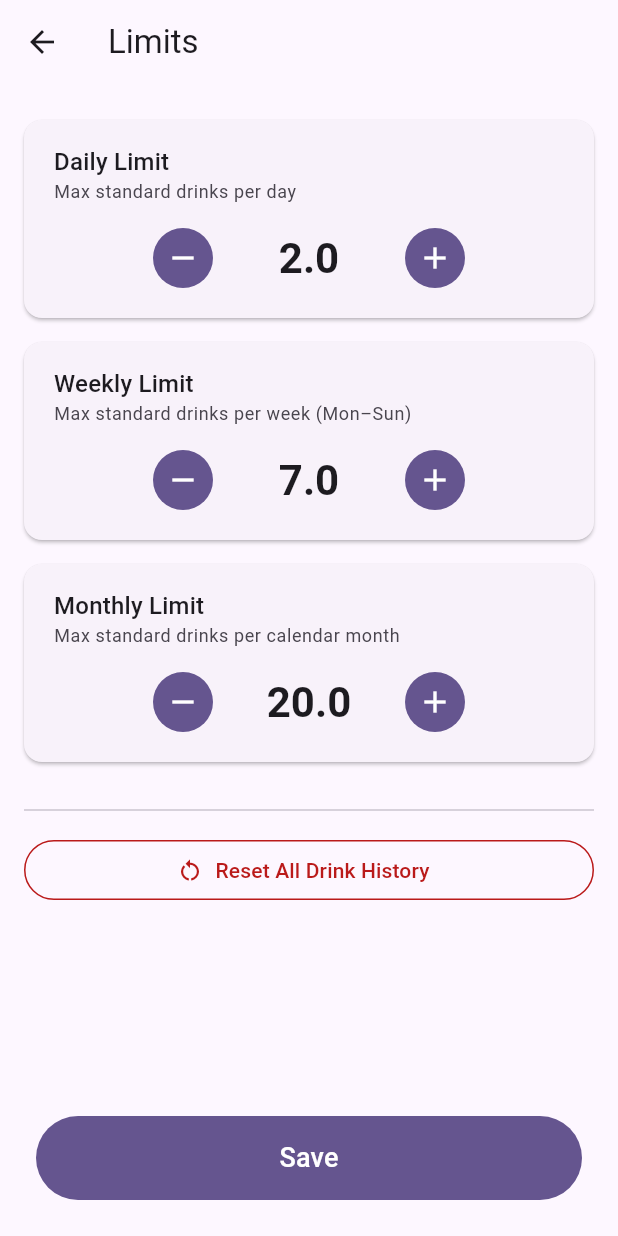
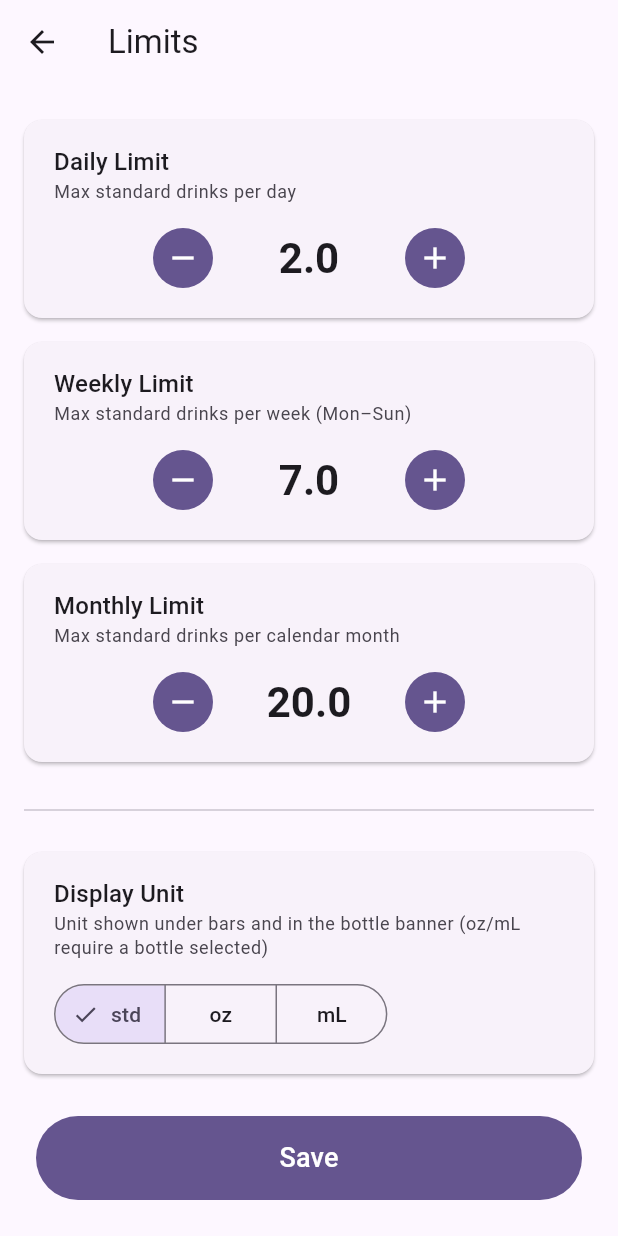
Before and after one commit to walterfarrar/AlcoholMonitor, a Flutter app: the screen it shows after launch, after a tap on the "settings" icon, on a phone screen of 412 x 824 dp. Run offline on Flutter 3.47's test engine with Material 3 defaults, Android fonts, the phone set to English and light mode, and no system bars; our stand-ins replace hive, hive_flutter; accounts and stored records are empty.

Commit message:
Add display unit preference (std drinks, fl oz, mL) with bottle-aware conversion on bars and banner
Made-with: Cursor

```diff
--- a/lib/models/consumption_settings.dart
+++ b/lib/models/consumption_settings.dart
@@ -1,6 +1,35 @@
 import 'package:hive/hive.dart';
 
 part 'consumption_settings.g.dart';
+
+/// 0 = standard drinks, 1 = fl oz, 2 = mL
+enum DisplayUnit {
+  standardDrinks,
+  flOz,
+  mL;
+
+  String get label {
+    switch (this) {
+      case DisplayUnit.standardDrinks:
+        return 'Standard Drinks';
+      case DisplayUnit.flOz:
+        return 'Fluid Ounces';
+      case DisplayUnit.mL:
+        return 'Milliliters';
+    }
+  }
+
+  String get shortLabel {
+    switch (this) {
+      case DisplayUnit.standardDrinks:
+        return 'std';
+      case DisplayUnit.flOz:
+        return 'oz';
+      case DisplayUnit.mL:
+        return 'mL';
+    }
+  }
+}
 
 @HiveType(typeId: 1)
 class ConsumptionSettings extends HiveObject {
@@ -13,9 +42,19 @@ class ConsumptionSettings extends HiveObject {
   @HiveField(2)
   double monthlyLimit;
 
+  /// Stored as int index of DisplayUnit enum. Nullable for backward compat.
+  @HiveField(3)
+  int? displayUnitIndex;
+
+  DisplayUnit get displayUnit =>
+      DisplayUnit.values[(displayUnitIndex ?? 0).clamp(0, DisplayUnit.values.length - 1)];
+
+  set displayUnit(DisplayUnit unit) => displayUnitIndex = unit.index;
+
   ConsumptionSettings({
     this.dailyLimit = 2.0,
     this.weeklyLimit = 7.0,
     this.monthlyLimit = 20.0,
+    this.displayUnitIndex = 0,
   });
 }
--- a/lib/providers/consumption_provider.dart
+++ b/lib/providers/consumption_provider.dart
@@ -67,13 +67,52 @@ class ConsumptionProvider extends ChangeNotifier {
     return vals.reduce((a, b) => a < b ? a : b);
   }
 
-  /// Max ounces of the selected bottle the user can drink right now.
-  double? get maxOzForSelectedBottle {
+  DisplayUnit get displayUnit => _settings.displayUnit;
+
+  /// Whether we can show converted units (need a bottle selected).
+  bool get hasBottleForConversion => _selectedBottle != null;
+
+  /// Max beverage of the selected bottle the user can drink right now,
+  /// in the user's preferred display unit.
+  double? get maxForSelectedBottle {
     final bottle = _selectedBottle;
     if (bottle == null || bottle.abvPercent <= 0) return null;
     final remaining = effectiveRemaining;
     if (remaining <= 0) return 0;
-    return remaining * 0.6 / (bottle.abvPercent / 100.0);
+    return _convertStdDrinks(remaining, bottle.abvPercent);
+  }
+
+  /// Converts a standard-drink amount to the preferred display unit,
+  /// using the selected bottle's ABV. Falls back to standard drinks
+  /// when no bottle is selected.
+  double _convertStdDrinks(double stdDrinks, double abvPercent) {
+    switch (_settings.displayUnit) {
+      case DisplayUnit.flOz:
+        return AlcoholCalculator.stdDrinksToOz(stdDrinks, abvPercent);
+      case DisplayUnit.mL:
+        return AlcoholCalculator.stdDrinksToMl(stdDrinks, abvPercent);
+      case DisplayUnit.standardDrinks:
+        return stdDrinks;
+    }
+  }
+
+  /// Returns the display value for a remaining amount. Uses the selected
+  /// bottle's ABV when a bottle is selected and unit != standardDrinks;
+  /// otherwise returns standard drinks.
+  double displayValue(double stdDrinks) {
+    final bottle = _selectedBottle;
+    if (bottle != null && _settings.displayUnit != DisplayUnit.standardDrinks) {
+      return _convertStdDrinks(stdDrinks, bottle.abvPercent);
+    }
+    return stdDrinks;
+  }
+
+  /// The short unit label for what's currently being displayed.
+  String get displayUnitLabel {
+    if (_selectedBottle == null && _settings.displayUnit != DisplayUnit.standardDrinks) {
+      return DisplayUnit.standardDrinks.shortLabel;
+    }
+    return _settings.displayUnit.shortLabel;
   }
 
   void selectBottle(Bottle? bottle) {
--- a/lib/screens/home_screen.dart
+++ b/lib/screens/home_screen.dart
@@ -58,8 +58,9 @@ class HomeScreen extends StatelessWidget {
                       child: ConsumptionBar(
                         label: 'Day',
                         fillPercent: provider.dailyFillPercent,
-                        remaining: provider.dailyRemaining,
-                        limit: provider.settings.dailyLimit,
+                        remaining: provider.displayValue(provider.dailyRemaining),
+                        limit: provider.displayValue(provider.settings.dailyLimit),
+                        unitLabel: provider.displayUnitLabel,
                       ),
                     ),
                     const SizedBox(width: 20),
@@ -67,8 +68,9 @@ class HomeScreen extends StatelessWidget {
                       child: ConsumptionBar(
                         label: 'Week',
                         fillPercent: provider.weeklyFillPercent,
-                        remaining: provider.weeklyRemaining,
-                        limit: provider.settings.weeklyLimit,
+                        remaining: provider.displayValue(provider.weeklyRemaining),
+                        limit: provider.displayValue(provider.settings.weeklyLimit),
+                        unitLabel: provider.displayUnitLabel,
                       ),
                     ),
                     const SizedBox(width: 20),
@@ -76,8 +78,9 @@ class HomeScreen extends StatelessWidget {
                       child: ConsumptionBar(
                         label: 'Month',
                         fillPercent: provider.monthlyFillPercent,
-                        remaining: provider.monthlyRemaining,
-                        limit: provider.settings.monthlyLimit,
+                        remaining: provider.displayValue(provider.monthlyRemaining),
+                        limit: provider.displayValue(provider.settings.monthlyLimit),
+                        unitLabel: provider.displayUnitLabel,
                       ),
                     ),
                   ],
@@ -159,7 +162,8 @@ class _BottleSelectorSection extends StatelessWidget {
   Widget build(BuildContext context) {
     if (provider.bottles.isEmpty) return const SizedBox.shrink();
 
-    final maxOz = provider.maxOzForSelectedBottle;
+    final maxAmount = provider.maxForSelectedBottle;
+    final unitLabel = provider.displayUnitLabel;
 
     return Padding(
       padding: const EdgeInsets.fromLTRB(32, 0, 32, 8),
@@ -193,13 +197,13 @@ class _BottleSelectorSection extends StatelessWidget {
               },
             ),
           ),
-          if (provider.selectedBottle != null && maxOz != null) ...[
+          if (provider.selectedBottle != null && maxAmount != null) ...[
             const SizedBox(height: 12),
             Container(
               width: double.infinity,
               padding: const EdgeInsets.symmetric(horizontal: 16, vertical: 14),
               decoration: BoxDecoration(
-                color: maxOz > 0
+                color: maxAmount > 0
                     ? theme.colorScheme.tertiaryContainer
                     : theme.colorScheme.errorContainer,
                 borderRadius: BorderRadius.circular(12),
@@ -207,20 +211,20 @@ class _BottleSelectorSection extends StatelessWidget {
               child: Row(
                 children: [
                   Icon(
-                    maxOz > 0 ? Icons.local_drink : Icons.block,
-                    color: maxOz > 0
+                    maxAmount > 0 ? Icons.local_drink : Icons.block,
+                    color: maxAmount > 0
                         ? theme.colorScheme.onTertiaryContainer
                         : theme.colorScheme.error,
                   ),
                   const SizedBox(width: 12),
                   Expanded(
                     child: Text(
-                      maxOz > 0
-                          ? 'You can have up to ${maxOz.toStringAsFixed(1)} oz of ${provider.selectedBottle!.name}'
+                      maxAmount > 0
+                          ? 'You can have up to ${maxAmount.toStringAsFixed(1)} $unitLabel of ${provider.selectedBottle!.name}'
                           : 'You\'ve reached your limit',
                       style: theme.textTheme.bodyMedium?.copyWith(
                         fontWeight: FontWeight.w600,
-                        color: maxOz > 0
+                        color: maxAmount > 0
                             ? theme.colorScheme.onTertiaryContainer
                             : theme.colorScheme.onErrorContainer,
                       ),
--- a/lib/screens/settings_screen.dart
+++ b/lib/screens/settings_screen.dart
@@ -14,6 +14,7 @@ class _SettingsScreenState extends State<SettingsScreen> {
   late double _daily;
   late double _weekly;
   late double _monthly;
+  late DisplayUnit _displayUnit;
 
   @override
   void initState() {
@@ -22,6 +23,7 @@ class _SettingsScreenState extends State<SettingsScreen> {
     _daily = settings.dailyLimit;
     _weekly = settings.weeklyLimit;
     _monthly = settings.monthlyLimit;
+    _displayUnit = settings.displayUnit;
   }
 
   Future<void> _save() async {
@@ -30,6 +32,7 @@ class _SettingsScreenState extends State<SettingsScreen> {
         dailyLimit: _daily,
         weeklyLimit: _weekly,
         monthlyLimit: _monthly,
+        displayUnitIndex: _displayUnit.index,
       ),
     );
     if (mounted) Navigator.pop(context);
@@ -152,6 +155,47 @@ class _SettingsScreenState extends State<SettingsScreen> {
                   ),
                   const SizedBox(height: 16),
                   const Divider(),
+                  const SizedBox(height: 12),
+                  Card(
+                    margin: const EdgeInsets.symmetric(vertical: 8),
+                    child: Padding(
+                      padding: const EdgeInsets.symmetric(
+                        horizontal: 20,
+                        vertical: 16,
+                      ),
+                      child: Column(
+                        crossAxisAlignment: CrossAxisAlignment.start,
+                        children: [
+                          Text(
+                            'Display Unit',
+                            style: Theme.of(context).textTheme.titleMedium,
+                          ),
+                          Text(
+                            'Unit shown under bars and in the bottle banner (oz/mL require a bottle selected)',
+                            style: Theme.of(context).textTheme.bodySmall?.copyWith(
+                              color: Theme.of(context).colorScheme.onSurfaceVariant,
+                            ),
+                          ),
+                          const SizedBox(height: 12),
+                          SegmentedButton<DisplayUnit>(
+                            segments: DisplayUnit.values
+                                .map(
+                                  (u) => ButtonSegment(
+                                    value: u,
+                                    label: Text(u.shortLabel),
+                                  ),
+                                )
+                                .toList(),
+                            selected: {_displayUnit},
+                            onSelectionChanged: (s) =>
+                                setState(() => _displayUnit = s.first),
+                          ),
+                        ],
+                      ),
+                    ),
+                  ),
+                  const SizedBox(height: 8),
+                  const Divider(),
                   const SizedBox(height: 8),
                   OutlinedButton.icon(
                     onPressed: () => _confirmReset(context),
--- a/lib/services/alcohol_calculator.dart
+++ b/lib/services/alcohol_calculator.dart
@@ -1,6 +1,7 @@
 class AlcoholCalculator {
   /// 1 US standard drink = 0.6 fl oz of pure alcohol
-  static const double _pureAlcoholPerStandardDrink = 0.6;
+  static const double pureAlcoholPerStandardDrink = 0.6;
+  static const double ozPerMl = 29.5735;
 
   /// Converts a volume of beverage at a given ABV% into standard drinks.
   static double calculateStandardDrinks({
@@ -8,7 +9,18 @@ class AlcoholCalculator {
     required double abvPercent,
   }) {
     final pureAlcoholOz = volumeOz * (abvPercent / 100.0);
-    return pureAlcoholOz / _pureAlcoholPerStandardDrink;
+    return pureAlcoholOz / pureAlcoholPerStandardDrink;
+  }
+
+  /// Converts standard drinks to fl oz of a beverage at a given ABV%.
+  static double stdDrinksToOz(double stdDrinks, double abvPercent) {
+    if (abvPercent <= 0) return 0;
+    return stdDrinks * pureAlcoholPerStandardDrink / (abvPercent / 100.0);
+  }
+
+  /// Converts standard drinks to mL of a beverage at a given ABV%.
+  static double stdDrinksToMl(double stdDrinks, double abvPercent) {
+    return stdDrinksToOz(stdDrinks, abvPercent) * ozPerMl;
   }
 
   static double cupsToOz(double cups) => cups * 8.0;
--- a/lib/widgets/consumption_bar.dart
+++ b/lib/widgets/consumption_bar.dart
@@ -5,6 +5,7 @@ class ConsumptionBar extends StatelessWidget {
   final double fillPercent;
   final double remaining;
   final double limit;
+  final String unitLabel;
 
   const ConsumptionBar({
     super.key,
@@ -12,6 +13,7 @@ class ConsumptionBar extends StatelessWidget {
     required this.fillPercent,
     required this.remaining,
     required this.limit,
+    required this.unitLabel,
   });
 
   Color _fillColor(double percent) {
@@ -95,7 +97,7 @@ class ConsumptionBar extends StatelessWidget {
         ),
         const SizedBox(height: 8),
         Text(
-          '${remaining.toStringAsFixed(1)} / ${limit.toStringAsFixed(1)}',
+          '${remaining.toStringAsFixed(1)} $unitLabel',
           style: theme.textTheme.bodySmall?.copyWith(
             fontWeight: FontWeight.bold,
             color: theme.colorScheme.onSurfaceVariant,
```
Also changed, not shown: lib/models/consumption_settings.g.dart.
